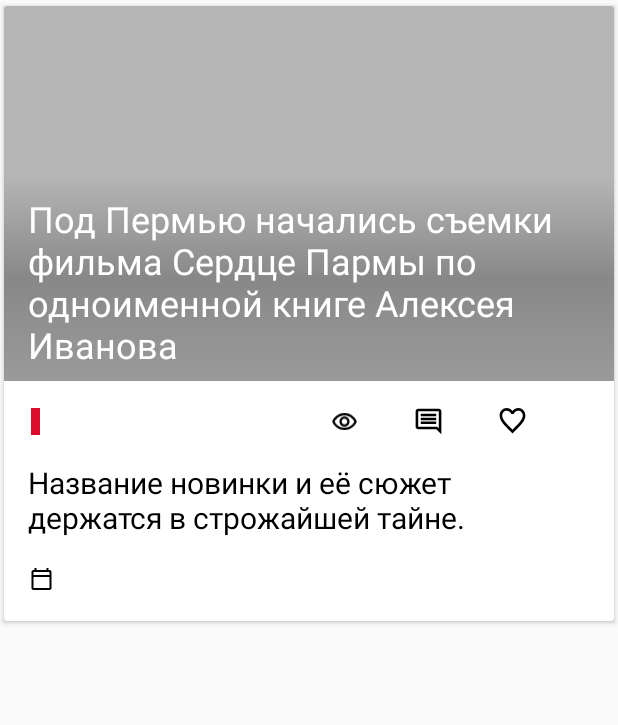
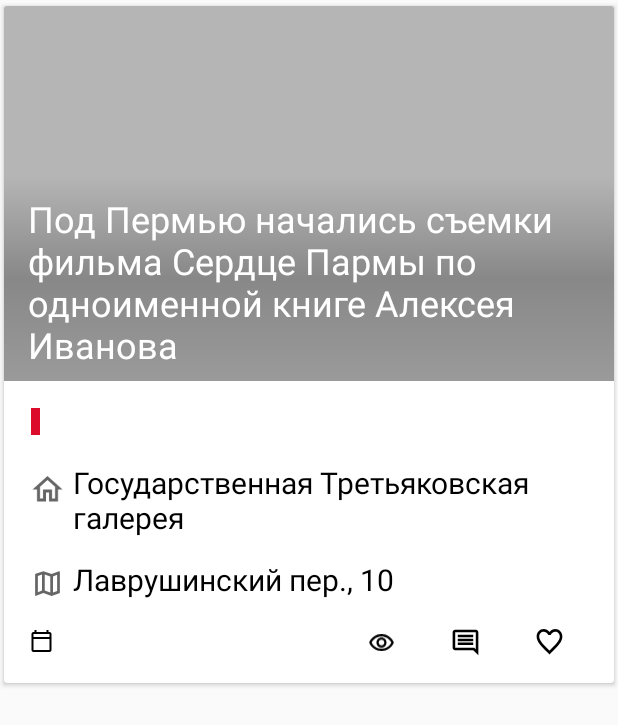
Before and after one commit to SerjHub/RewisorX, an Android app: the layout item_publication.xml on its own in the app's theme, with its tools: preview values and no code run, on a phone screen of 412 x 824 dp. Shown: the top 725 px of the screen. Run offline under Robolectric (Android 15) with nearby library versions, the phone set to English and light mode, and no system bars.

Commit message:
todo details

```diff
--- a/app/build.gradle
+++ b/app/build.gradle
@@ -10,8 +10,8 @@ android {
         applicationId "com.app.rewizor"
         minSdkVersion 19
         targetSdkVersion 28
-        versionCode 1
-        versionName "1.0"
+        versionCode 4
+        versionName "1.3"
         testInstrumentationRunner "androidx.test.runner.AndroidJUnitRunner"
         //   buildToolsVersion "29.0.0"
     }
--- a/app/src/main/java/com/app/rewizor/MainActivity.kt
+++ b/app/src/main/java/com/app/rewizor/MainActivity.kt
@@ -188,7 +188,6 @@ class MainActivity : AppCompatActivity(),KoinComponent,  NavigationView.OnNaviga
         authButtons.isVisible = false
         val name = "${account.lastName ?: ""} ${account.firstName ?: ""} ${account.middleName ?: ""}"
         fio.text = name
-       // profileMenuItem.isVisible = true
         Glide
             .with(this)
             .run {
@@ -239,9 +238,9 @@ class MainActivity : AppCompatActivity(),KoinComponent,  NavigationView.OnNaviga
     }
 
     override fun onCreateOptionsMenu(menu: Menu?): Boolean {
-        menuInflater.inflate(R.menu.toolbar_menu, menu)
+    //    menuInflater.inflate(R.menu.toolbar_menu, menu)
         initClickListeners()
-        menu?.findItem(R.id.filter)?.setOnMenuItemClickListener { viewModel.logout(); return@setOnMenuItemClickListener true }
+    //    menu?.findItem(R.id.filter)?.setOnMenuItemClickListener { viewModel.logout(); return@setOnMenuItemClickListener true }
         return super.onCreateOptionsMenu(menu)
     }
 
--- a/app/src/main/java/com/app/rewizor/data/model/PublicationCommon.kt
+++ b/app/src/main/java/com/app/rewizor/data/model/PublicationCommon.kt
@@ -9,7 +9,10 @@ data class PublicationCommon(
     val date: String?,
     val end: String?,
     val age: Int?,
-    val address: String,
+    val address: String?,
+    val parentAddress: String?,
+    val parentName: String?,
+    val parentRegion: Region?,
     val image: ImageInfo,
     val votes: Int,
     val rating: Int,
--- a/app/src/main/java/com/app/rewizor/ui/CategoryListFragment.kt
+++ b/app/src/main/java/com/app/rewizor/ui/CategoryListFragment.kt
@@ -35,7 +35,7 @@ class CategoryListFragment : BaseFragment() {
 
     private fun setAdapter() {
         publicationsRecyclerView.adapter =
-            PublicationsAdapter(TOPIC.valueOf(topicParam).title,
+            PublicationsAdapter(TOPIC.valueOf(topicParam),
                 { viewModel.listScrolled(it) },
                 {
                     openPublication(it)
--- /dev/null
+++ b/app/src/main/res/drawable/ic_address.xml
@@ -0,0 +1,11 @@
+<vector xmlns:android="http://schemas.android.com/apk/res/android"
+    android:width="16dp"
+    android:height="16dp"
+    android:viewportWidth="16"
+    android:viewportHeight="16">
+  <path
+      android:pathData="M13.6667,2L13.56,2.02L10,3.4L6,2L2.24,3.2667C2.1,3.3133 2,3.4333 2,3.5867V13.6667C2,13.8533 2.1467,14 2.3333,14L2.44,13.98L6,12.6L10,14L13.76,12.7333C13.9,12.6867 14,12.5667 14,12.4133V2.3333C14,2.1467 13.8533,2 13.6667,2ZM6.6667,3.6467L9.3333,4.58V12.3533L6.6667,11.42V3.6467ZM3.3333,4.3067L5.3333,3.6333V11.4333L3.3333,12.2067V4.3067ZM12.6667,11.6933L10.6667,12.3667V4.5733L12.6667,3.8V11.6933Z"
+      android:strokeAlpha="0.6"
+      android:fillColor="#000000"
+      android:fillAlpha="0.6"/>
+</vector>
--- /dev/null
+++ b/app/src/main/res/drawable/ic_place.xml
@@ -0,0 +1,11 @@
+<vector xmlns:android="http://schemas.android.com/apk/res/android"
+    android:width="14dp"
+    android:height="12dp"
+    android:viewportWidth="14"
+    android:viewportHeight="12">
+  <path
+      android:pathData="M7,1.7933L10.3334,4.7933V10H9V6H5V10H3.6667V4.7933L7,1.7933ZM7,-0L0.3334,6H2.3334V11.3333H6.3334V7.3333H7.6667V11.3333H11.6667V6H13.6667L7,-0Z"
+      android:strokeAlpha="0.6"
+      android:fillColor="#000000"
+      android:fillAlpha="0.6"/>
+</vector>
--- a/app/src/main/res/layout/item_publication.xml
+++ b/app/src/main/res/layout/item_publication.xml
@@ -9,7 +9,7 @@
                                    android:layout_height="wrap_content">
     <androidx.constraintlayout.widget.ConstraintLayout android:layout_width="match_parent"
                                                        android:layout_height="wrap_content"
-    android:paddingBottom="14dp">
+                                                       android:paddingBottom="14dp">
 
         <ImageView android:layout_width="match_parent"
                    android:layout_height="250dp"
@@ -19,7 +19,7 @@
                    android:id="@+id/image_banner"/>
 
         <TextView
-                android:layout_width="wrap_content"
+                android:layout_width="match_parent"
                 android:layout_height="wrap_content"
                 app:layout_constraintBottom_toBottomOf="@id/image_banner"
                 app:layout_constraintStart_toStartOf="parent"
@@ -44,14 +44,61 @@
                     layout="@layout/view_publication_tag"
                     android:layout_weight="1"
                     android:layout_height="wrap_content"
-                    android:layout_width="match_parent"/>
+                    android:layout_width="0dp"/>
 
-            <include
-                    layout="@layout/view_publication_actions"
-                    android:layout_weight="1"
+
+        </LinearLayout>
+
+
+        <LinearLayout
+                android:id="@+id/placeLayout"
+                android:layout_width="match_parent"
+                android:layout_height="wrap_content"
+                app:layout_constraintTop_toBottomOf="@+id/publicationSubHeader"
+                app:layout_constraintStart_toStartOf="parent">
+            <ImageView
+                    android:id="@+id/ic_place"
+                    android:layout_width="34dp"
+                    android:layout_height="22dp"
+
+                    android:layout_marginStart="12dp"
+                    android:layout_marginTop="5dp"
+                    android:paddingTop="4dp"
+                    android:src="@drawable/ic_place"
+            />
+
+            <TextView
+                    android:id="@+id/place"
+                    android:layout_width="wrap_content"
                     android:layout_height="wrap_content"
-                    android:layout_width="match_parent"/>
+                    style="@style/publications_main_text"
+                    tools:text="Государственная Третьяковская галерея"/>
+        </LinearLayout>
 
+        <LinearLayout
+                android:id="@+id/addressLayout"
+                android:layout_width="match_parent"
+                android:layout_height="wrap_content"
+                app:layout_constraintTop_toBottomOf="@+id/placeLayout"
+                app:layout_constraintBottom_toTopOf="@id/start_date"
+                app:layout_constraintStart_toStartOf="parent">
+            <ImageView
+                    android:id="@+id/ic_map"
+                    android:layout_width="34dp"
+                    android:layout_height="22dp"
+
+                    android:layout_marginStart="12dp"
+                    android:layout_marginTop="5dp"
+                    android:src="@drawable/ic_address"
+
+            />
+
+            <TextView
+                    android:id="@+id/address"
+                    android:layout_width="wrap_content"
+                    android:layout_height="wrap_content"
+                    style="@style/publications_main_text"
+                    tools:text="Лаврушинский пер., 10"/>
         </LinearLayout>
 
 
@@ -63,16 +110,15 @@
                 app:layout_constraintTop_toBottomOf="@+id/publicationSubHeader"
                 app:layout_constraintStart_toStartOf="parent"
                 app:layout_constraintEnd_toEndOf="parent"
+                app:layout_constraintBottom_toTopOf="@id/start_date"
 
-                android:paddingTop="0dp"
+                style="@style/publications_main_text"
+                tools:text="Название новинки и её сюжет держатся в строжайшей тайне."
                 android:paddingStart="16dp"
                 android:paddingEnd="16dp"
+                android:paddingTop="0dp"
                 android:paddingBottom="14dp"
-                android:maxLines="3"
-                android:ellipsize="end"
-
-                style="@style/publicationItemDescription"
-                tools:text="Название новинки и её сюжет держатся в строжайшей тайне."/>
+                tools:visibility="gone"/>
 
         <include
                 android:id="@+id/start_date"
@@ -81,12 +127,18 @@
                 android:layout_height="wrap_content"
                 android:paddingTop="0dp"
                 android:layout_marginStart="14dp"
-                app:layout_constraintTop_toBottomOf="@id/description"
+                app:layout_constraintBottom_toBottomOf="parent"
                 app:layout_constraintStart_toStartOf="parent"/>
+
+        <include
+                layout="@layout/view_publication_actions"
+
+                android:layout_height="wrap_content"
+                android:layout_width="wrap_content"
+                app:layout_constraintEnd_toEndOf="parent"
+                app:layout_constraintBottom_toBottomOf="parent"/>
 
     </androidx.constraintlayout.widget.ConstraintLayout>
 
 
-
-
 </androidx.cardview.widget.CardView>
--- a/app/src/main/res/layout/view_publication_actions.xml
+++ b/app/src/main/res/layout/view_publication_actions.xml
@@ -3,7 +3,7 @@
               android:orientation="horizontal"
               android:padding="4dp"
               android:gravity="center"
-              android:layout_width="match_parent"
+              android:layout_width="wrap_content"
               android:layout_height="wrap_content">
 
     <ImageView
--- a/app/src/main/res/values/styles.xml
+++ b/app/src/main/res/values/styles.xml
@@ -93,6 +93,12 @@
         <item name="android:layout_marginBottom">16dp</item>
     </style>
 
-
+    <style name="publications_main_text" parent="publicationItemDescription">
+        <item name="android:paddingBottom">14dp</item>
+        <item name="android:paddingStart">0dp</item>
+        <item name="android:paddingEnd">16dp</item>
+        <item name="android:maxLines">3</item>
+        <item name="android:ellipsize">end</item>
+    </style>
 
 </resources>
```
Also changed, not shown: app/src/main/java/com/app/rewizor/PublicationActivity.kt (+2 -6 lines), app/src/main/java/com/app/rewizor/ui/adapter/PublicationsAdapter.kt (+38 -13 lines), app/src/main/res/layout/activity_publication.xml (+21 -14 lines), 1 other file.
